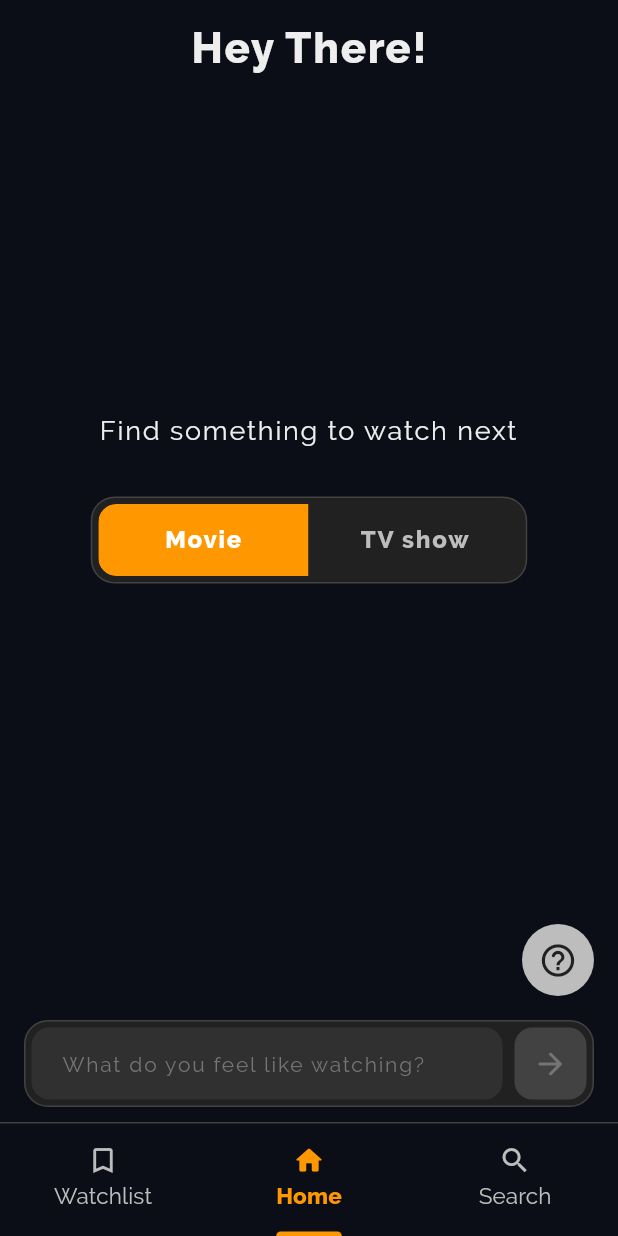
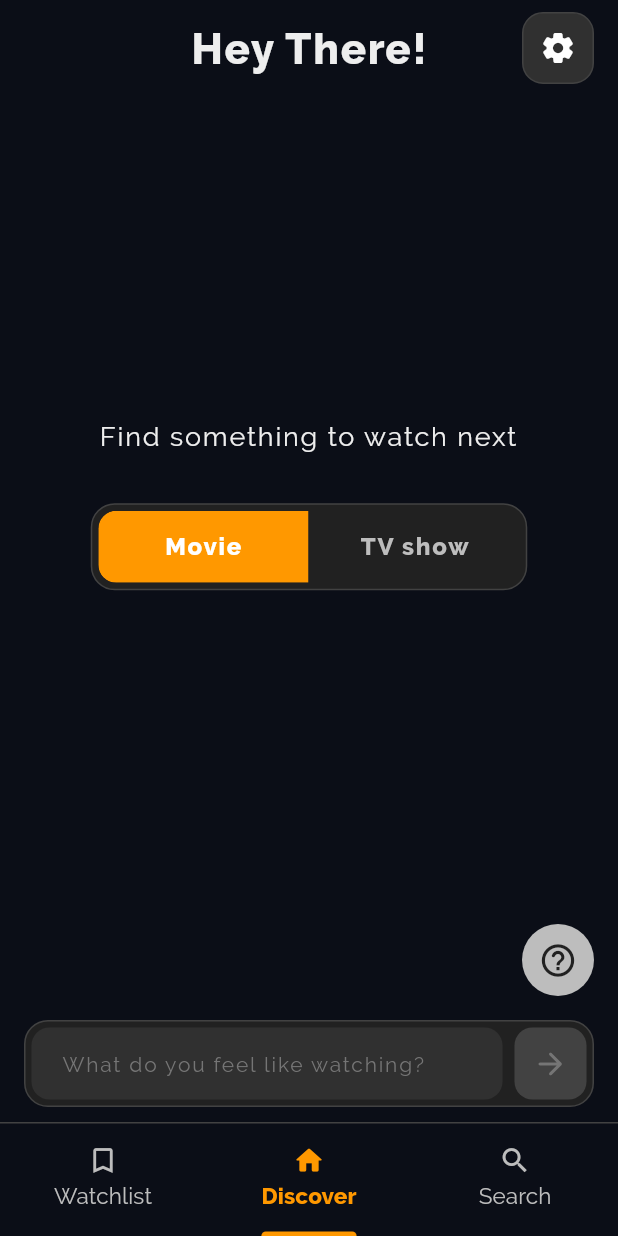
Before and after one commit to filippefrulli/watch-next, a Flutter app: the TabNavigationPage screen opened directly, on a phone screen of 412 x 824 dp. Run offline on Flutter 3.47's test engine with Material 3 defaults, Android fonts, the phone set to English and light mode, and no system bars; drawn by our look-alikes of delayed_display, oktoast, toggle_switch; our stand-ins replace cached_network_image, cloud_firestore, csv, easy_localization, file_picker, firebase_analytics and 10 more; missing offline and left inert: openai_dart; accounts and stored records are empty.

Commit message:
Renamed tab

```diff
--- a/lib/pages/home_page.dart
+++ b/lib/pages/home_page.dart
@@ -83,7 +83,7 @@ class _TabNavigationPageState extends State<TabNavigationPage> with SingleTicker
                     ),
                     Tab(
                       icon: Icon(Icons.home_rounded, size: 22),
-                      text: 'Home',
+                      text: 'Discover',
                     ),
                     Tab(
                       icon: Icon(Icons.search, size: 22),
--- a/lib/pages/main_menu_page.dart
+++ b/lib/pages/main_menu_page.dart
@@ -90,9 +90,11 @@ class _MainMenuPageState extends State<MainMenuPage> {
               if (!widget.isTab) ...[
                 topBar(),
                 const SizedBox(height: 32),
-              ] else
-                const SizedBox(height: 16),
-              titleSection(),
+                titleSection(),
+              ] else ...[
+                const SizedBox(height: 8),
+                topBar(),
+              ],
               Expanded(
                 flex: 1,
                 child: Container(),
@@ -120,10 +122,14 @@ class _MainMenuPageState extends State<MainMenuPage> {
 
   Widget topBar() {
     if (widget.isTab) {
-      // In tab mode, only show settings button
+      // In tab mode, show title centered with settings button on right
       return Row(
-        mainAxisAlignment: MainAxisAlignment.end,
+        mainAxisAlignment: MainAxisAlignment.spaceBetween,
+        crossAxisAlignment: CrossAxisAlignment.center,
         children: [
+          // Placeholder for symmetry (same size as settings button)
+          const SizedBox(width: 48, height: 48),
+          titleSection(),
           settingsButton(),
         ],
       );
```
